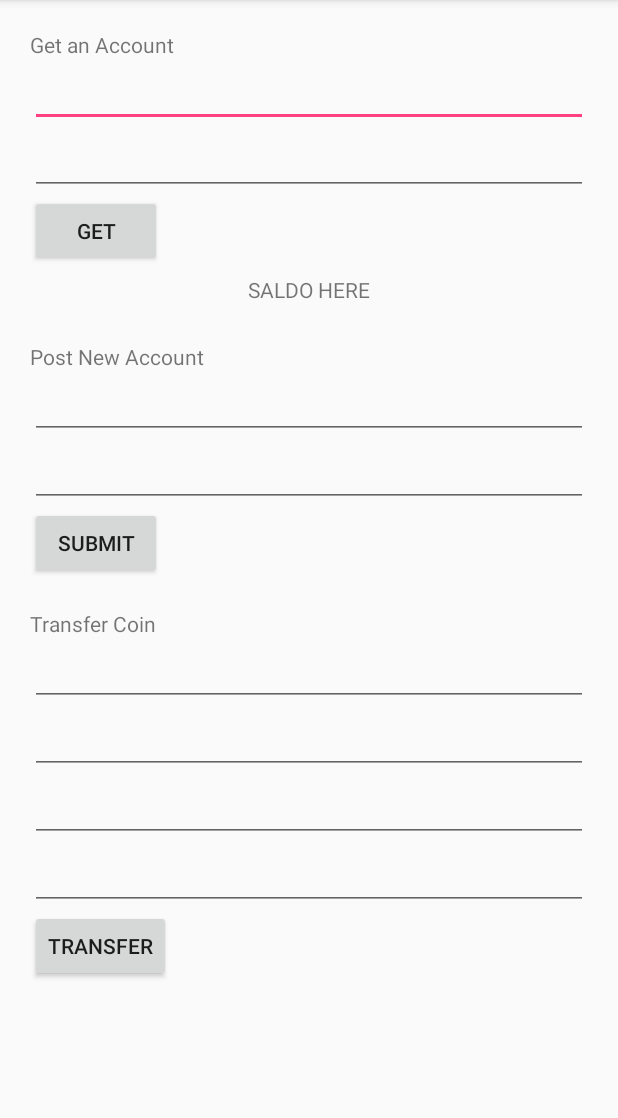
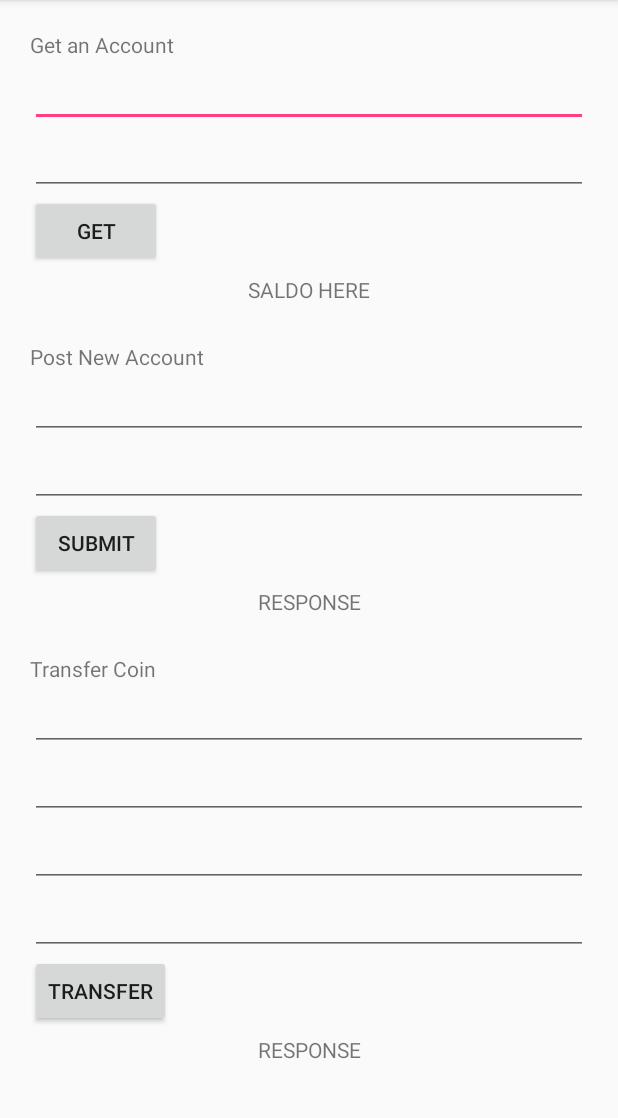
Before and after one commit to nugraharzk/QuizCoba, an Android app: the screen it shows after launch (MainActivity), after a tap on "TRANSFER", on a phone screen of 412 x 824 dp, the part 84-1202 px from its top. Run offline under Robolectric (Android 15) with nearby library versions, the phone set to English and light mode, and no system bars; 1 statement that could not run was skipped.

Commit message:
Complete App

```diff
--- a/app/src/main/java/id/quizcoba/ApiInterface.java
+++ b/app/src/main/java/id/quizcoba/ApiInterface.java
@@ -11,9 +11,9 @@ public interface ApiInterface {
     Call<ModelResponse> getSaldo(@Query("id") String id, @Query("passwd") String passwd);
 
     @POST("buat_account")
-    Call<Model> postAccount(@Query("id") String id, @Query("passwd") String passwd);
+    Call<ModelResponse> postAccount(@Query("id") String id, @Query("passwd") String passwd);
 
     @POST("transfer_coin")
-    Call<Model> transferCoin(@Query("id") String id, @Query("passwd") String passwd, @Query("id_tujuan") String id_tujuan, @Query("jumlah") String jumlah);
+    Call<ModelResponse> transferCoin(@Query("id") String id, @Query("passwd") String passwd, @Query("id_tujuan") String id_tujuan, @Query("jumlah") String jumlah);
 
 }
--- a/app/src/main/java/id/quizcoba/MainActivity.java
+++ b/app/src/main/java/id/quizcoba/MainActivity.java
@@ -19,7 +19,7 @@ public class MainActivity extends AppCompatActivity {
     private static final String TAG = MainActivity.class.getSimpleName();
     private EditText idGet, passGet, id, passwd, idDonor, passDonor, idRecipient, jumlah;
     private Button btnGet, btnOk, btnTrans;
-    private TextView saldo;
+    private TextView saldo, akun, trans;
     private String strGetId, strGetPass, strId, strPass, strIdDonor, strPassDonor, strIdRecipient, strJumlah;
     private Context context;
     private ModelResponse modelResponse;
@@ -39,12 +39,14 @@ public class MainActivity extends AppCompatActivity {
         id = findViewById(R.id.id);
         passwd = findViewById(R.id.passwd);
         btnOk = findViewById(R.id.go);
+        akun = findViewById(R.id.responakun);
 
         idDonor = findViewById(R.id.iddonor);
         passDonor = findViewById(R.id.passdonor);
         idRecipient = findViewById(R.id.idrecipient);
         jumlah = findViewById(R.id.jumlah);
         btnTrans = findViewById(R.id.btnTrans);
+        trans = findViewById(R.id.respontrans);
 
         final ApiInterface apiClient = ApiClient.getClient().create(ApiInterface.class);
 
@@ -75,16 +77,18 @@ public class MainActivity extends AppCompatActivity {
             public void onClick(View v) {
                 strId = id.getText().toString();
                 strPass = passwd.getText().toString();
-                Call<Model> call = apiClient.postAccount(strId,strPass);
-                call.enqueue(new Callback<Model>() {
+                Call<ModelResponse> call = apiClient.postAccount(strId,strPass);
+                call.enqueue(new Callback<ModelResponse>() {
                     @Override
-                    public void onResponse(Call<Model> call, Response<Model> response) {
+                    public void onResponse(Call<ModelResponse> call, Response<ModelResponse> response) {
+                        modelResponse = response.body();
+                        akun.setText(modelResponse.getRespon());
                         Log.d(TAG, "onResponse: " + response.body());
                         Toast.makeText(context, "Isinya : " + response.body(), Toast.LENGTH_SHORT).show();
                     }
 
                     @Override
-                    public void onFailure(Call<Model> call, Throwable t) {
+                    public void onFailure(Call<ModelResponse> call, Throwable t) {
                         Log.d(TAG, "onFailure: " + t);
                         Toast.makeText(context, "Isinya : " + t, Toast.LENGTH_SHORT).show();
                     }
@@ -101,16 +105,18 @@ public class MainActivity extends AppCompatActivity {
                 strIdRecipient = idRecipient.getText().toString();
                 strJumlah = jumlah.getText().toString();
 
-                Call<Model> call = apiClient.transferCoin(strIdDonor, strPassDonor, strIdRecipient, strJumlah);
-                call.enqueue(new Callback<Model>() {
+                Call<ModelResponse> call = apiClient.transferCoin(strIdDonor, strPassDonor, strIdRecipient, strJumlah);
+                call.enqueue(new Callback<ModelResponse>() {
                     @Override
-                    public void onResponse(Call<Model> call, Response<Model> response) {
+                    public void onResponse(Call<ModelResponse> call, Response<ModelResponse> response) {
+                        modelResponse = response.body();
+                        trans.setText(modelResponse.getRespon());
                         Log.d(TAG, "onResponse: " + response.body());
                         Toast.makeText(context, "Isinya : " + response.body(), Toast.LENGTH_SHORT).show();
                     }
 
                     @Override
-                    public void onFailure(Call<Model> call, Throwable t) {
+                    public void onFailure(Call<ModelResponse> call, Throwable t) {
                         Log.d(TAG, "onFailure: " + t);
                         Toast.makeText(context, "Isinya : " + t, Toast.LENGTH_SHORT).show();
                     }
--- a/app/src/main/res/layout/activity_main.xml
+++ b/app/src/main/res/layout/activity_main.xml
@@ -70,6 +70,14 @@
                 android:layout_height="wrap_content" />
 
             <TextView
+                android:id="@+id/responakun"
+                android:padding="5dp"
+                android:text="RESPONSE"
+                android:gravity="center_horizontal"
+                android:layout_width="match_parent"
+                android:layout_height="wrap_content" />
+
+            <TextView
                 android:layout_marginTop="20dp"
                 android:text="Transfer Coin"
                 android:layout_width="wrap_content"
@@ -101,6 +109,14 @@
                 android:layout_width="wrap_content"
                 android:layout_height="wrap_content" />
 
+            <TextView
+                android:id="@+id/respontrans"
+                android:text="RESPONSE"
+                android:padding="5dp"
+                android:gravity="center_horizontal"
+                android:layout_width="match_parent"
+                android:layout_height="wrap_content" />
+
         </LinearLayout>
 
     </ScrollView>
```
Also changed, not shown: app/src/main/java/id/quizcoba/Model.java (deleted, +0 -31 lines).
